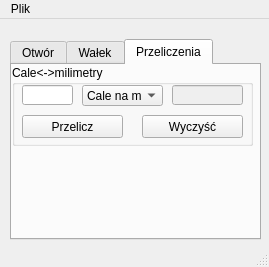
Old version of the form mainwindow.ui in the repository kosiik/TolerancjeQQ.
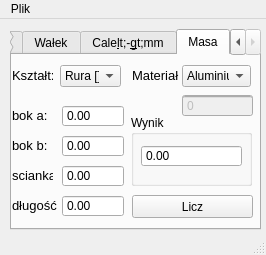
New version of the form. The open tabs and pages were chosen to show the change.

The edit to the form file:
```diff
--- a/mainwindow.ui
+++ b/mainwindow.ui
@@ -6,8 +6,8 @@
    <rect>
     <x>0</x>
     <y>0</y>
-    <width>269</width>
-    <height>267</height>
+    <width>266</width>
+    <height>255</height>
    </rect>
   </property>
   <property name="windowTitle">
@@ -18,7 +18,7 @@
     <property name="geometry">
      <rect>
       <x>10</x>
-      <y>20</y>
+      <y>10</y>
       <width>251</width>
       <height>201</height>
      </rect>
@@ -697,7 +697,7 @@
     </widget>
     <widget class="QWidget" name="tab_3">
      <attribute name="title">
-      <string>Przeliczenia</string>
+      <string>Cale&lt;-&gt;mm</string>
      </attribute>
      <widget class="QGroupBox" name="groupBox_2">
       <property name="geometry">
@@ -705,7 +705,7 @@
         <x>0</x>
         <y>0</y>
         <width>241</width>
-        <height>81</height>
+        <height>111</height>
        </rect>
       </property>
       <property name="title">
@@ -782,6 +782,363 @@
       </widget>
      </widget>
     </widget>
+    <widget class="QWidget" name="tab_4">
+     <attribute name="title">
+      <string>Masa</string>
+     </attribute>
+     <widget class="QDoubleSpinBox" name="doubleSpinBox_2">
+      <property name="geometry">
+       <rect>
+        <x>50</x>
+        <y>50</y>
+        <width>62</width>
+        <height>22</height>
+       </rect>
+      </property>
+      <property name="buttonSymbols">
+       <enum>QAbstractSpinBox::NoButtons</enum>
+      </property>
+      <property name="decimals">
+       <number>2</number>
+      </property>
+      <property name="maximum">
+       <double>1000.000000000000000</double>
+      </property>
+     </widget>
+     <widget class="QDoubleSpinBox" name="doubleSpinBox_3">
+      <property name="geometry">
+       <rect>
+        <x>50</x>
+        <y>80</y>
+        <width>62</width>
+        <height>22</height>
+       </rect>
+      </property>
+      <property name="buttonSymbols">
+       <enum>QAbstractSpinBox::NoButtons</enum>
+      </property>
+      <property name="decimals">
+       <number>2</number>
+      </property>
+      <property name="maximum">
+       <double>1000.000000000000000</double>
+      </property>
+     </widget>
+     <widget class="QDoubleSpinBox" name="doubleSpinBox_4">
+      <property name="geometry">
+       <rect>
+        <x>50</x>
+        <y>110</y>
+        <width>62</width>
+        <height>22</height>
+       </rect>
+      </property>
+      <property name="buttonSymbols">
+       <enum>QAbstractSpinBox::NoButtons</enum>
+      </property>
+      <property name="decimals">
+       <number>2</number>
+      </property>
+      <property name="maximum">
+       <double>1000.000000000000000</double>
+      </property>
+     </widget>
+     <widget class="QDoubleSpinBox" name="doubleSpinBox_5">
+      <property name="geometry">
+       <rect>
+        <x>50</x>
+        <y>140</y>
+        <width>62</width>
+        <height>22</height>
+       </rect>
+      </property>
+      <property name="buttonSymbols">
+       <enum>QAbstractSpinBox::NoButtons</enum>
+      </property>
+      <property name="keyboardTracking">
+       <bool>true</bool>
+      </property>
+      <property name="decimals">
+       <number>2</number>
+      </property>
+      <property name="maximum">
+       <double>1000.000000000000000</double>
+      </property>
+     </widget>
+     <widget class="QLabel" name="label_5">
+      <property name="geometry">
+       <rect>
+        <x>0</x>
+        <y>50</y>
+        <width>41</width>
+        <height>21</height>
+       </rect>
+      </property>
+      <property name="font">
+       <font>
+        <pointsize>10</pointsize>
+       </font>
+      </property>
+      <property name="text">
+       <string>bok a:</string>
+      </property>
+     </widget>
+     <widget class="QLabel" name="label_6">
+      <property name="geometry">
+       <rect>
+        <x>0</x>
+        <y>80</y>
+        <width>41</width>
+        <height>21</height>
+       </rect>
+      </property>
+      <property name="font">
+       <font>
+        <pointsize>10</pointsize>
+       </font>
+      </property>
+      <property name="text">
+       <string>bok b:</string>
+      </property>
+     </widget>
+     <widget class="QLabel" name="label_7">
+      <property name="geometry">
+       <rect>
+        <x>0</x>
+        <y>110</y>
+        <width>41</width>
+        <height>21</height>
+       </rect>
+      </property>
+      <property name="font">
+       <font>
+        <pointsize>10</pointsize>
+       </font>
+      </property>
+      <property name="text">
+       <string>scianka c:</string>
+      </property>
+     </widget>
+     <widget class="QLabel" name="label_8">
+      <property name="geometry">
+       <rect>
+        <x>0</x>
+        <y>140</y>
+        <width>51</width>
+        <height>21</height>
+       </rect>
+      </property>
+      <property name="font">
+       <font>
+        <pointsize>10</pointsize>
+       </font>
+      </property>
+      <property name="text">
+       <string>długość</string>
+      </property>
+     </widget>
+     <widget class="QLabel" name="label_10">
+      <property name="geometry">
+       <rect>
+        <x>0</x>
+        <y>10</y>
+        <width>41</width>
+        <height>20</height>
+       </rect>
+      </property>
+      <property name="font">
+       <font>
+        <pointsize>10</pointsize>
+       </font>
+      </property>
+      <property name="text">
+       <string>Kształt:</string>
+      </property>
+     </widget>
+     <widget class="QLabel" name="label_11">
+      <property name="geometry">
+       <rect>
+        <x>120</x>
+        <y>10</y>
+        <width>47</width>
+        <height>21</height>
+       </rect>
+      </property>
+      <property name="font">
+       <font>
+        <pointsize>10</pointsize>
+       </font>
+      </property>
+      <property name="text">
+       <string>Materiał:</string>
+      </property>
+     </widget>
+     <widget class="QComboBox" name="comboBox_4">
+      <property name="geometry">
+       <rect>
+        <x>48</x>
+        <y>10</y>
+        <width>61</width>
+        <height>22</height>
+       </rect>
+      </property>
+      <item>
+       <property name="text">
+        <string>Rura []</string>
+       </property>
+      </item>
+      <item>
+       <property name="text">
+        <string>Rura O</string>
+       </property>
+      </item>
+      <item>
+       <property name="text">
+        <string>Blacha</string>
+       </property>
+      </item>
+     </widget>
+     <widget class="QComboBox" name="comboBox_5">
+      <property name="geometry">
+       <rect>
+        <x>170</x>
+        <y>10</y>
+        <width>69</width>
+        <height>22</height>
+       </rect>
+      </property>
+      <item>
+       <property name="text">
+        <string>Aluminium</string>
+       </property>
+      </item>
+      <item>
+       <property name="text">
+        <string>Stal</string>
+       </property>
+      </item>
+      <item>
+       <property name="text">
+        <string>Brąz</string>
+       </property>
+      </item>
+     </widget>
+     <widget class="QLineEdit" name="lineEdit_3">
+      <property name="enabled">
+       <bool>false</bool>
+      </property>
+      <property name="geometry">
+       <rect>
+        <x>170</x>
+        <y>40</y>
+        <width>71</width>
+        <height>20</height>
+       </rect>
+      </property>
+      <property name="text">
+       <string>0</string>
+      </property>
+     </widget>
+     <widget class="QPushButton" name="pushButton_5">
+      <property name="geometry">
+       <rect>
+        <x>120</x>
+        <y>140</y>
+        <width>121</width>
+        <height>23</height>
+       </rect>
+      </property>
+      <property name="text">
+       <string>Licz</string>
+      </property>
+     </widget>
+     <widget class="QGroupBox" name="groupBox_4">
+      <property name="geometry">
+       <rect>
+        <x>119</x>
+        <y>60</y>
+        <width>121</width>
+        <height>71</height>
+       </rect>
+      </property>
+      <property name="title">
+       <string>Wynik</string>
+      </property>
+      <widget class="QDoubleSpinBox" name="doubleSpinBox_6">
+       <property name="geometry">
+        <rect>
+         <x>10</x>
+         <y>30</y>
+         <width>101</width>
+         <height>22</height>
+        </rect>
+       </property>
+       <property name="buttonSymbols">
+        <enum>QAbstractSpinBox::NoButtons</enum>
+       </property>
+       <property name="decimals">
+        <number>2</number>
+       </property>
+       <property name="maximum">
+        <double>1000.990000000000009</double>
+       </property>
+      </widget>
+     </widget>
+     <widget class="QDoubleSpinBox" name="doubleSpinBox_7">
+      <property name="enabled">
+       <bool>false</bool>
+      </property>
+      <property name="geometry">
+       <rect>
+        <x>170</x>
+        <y>40</y>
+        <width>71</width>
+        <height>22</height>
+       </rect>
+      </property>
+      <property name="buttonSymbols">
+       <enum>QAbstractSpinBox::NoButtons</enum>
+      </property>
+      <property name="decimals">
+       <number>0</number>
+      </property>
+      <property name="maximum">
+       <double>8900.000000000000000</double>
+      </property>
+     </widget>
+    </widget>
+   </widget>
+   <widget class="QDoubleSpinBox" name="doubleSpinBox_8">
+    <property name="geometry">
+     <rect>
+      <x>20</x>
+      <y>220</y>
+      <width>81</width>
+      <height>22</height>
+     </rect>
+    </property>
+    <property name="decimals">
+     <number>1</number>
+    </property>
+    <property name="value">
+     <double>25.399999999999999</double>
+    </property>
+   </widget>
+   <widget class="QDoubleSpinBox" name="doubleSpinBox_9">
+    <property name="geometry">
+     <rect>
+      <x>130</x>
+      <y>220</y>
+      <width>81</width>
+      <height>22</height>
+     </rect>
+    </property>
+    <property name="decimals">
+     <number>3</number>
+    </property>
+    <property name="value">
+     <double>3.142000000000000</double>
+    </property>
    </widget>
   </widget>
   <widget class="QMenuBar" name="menuBar">
@@ -789,7 +1146,7 @@
     <rect>
      <x>0</x>
      <y>0</y>
-     <width>269</width>
+     <width>266</width>
      <height>21</height>
     </rect>
    </property>
```
Left out of the diff: 64 changed lines with no effect on the pictures.
